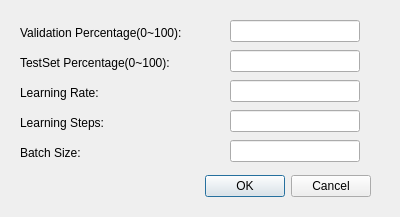
Qt form SettingsDialog.ui (TtCWH/PyQt5GUI) before a commit.
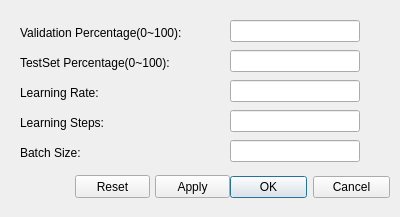
The same form after that commit.

The edit to the form file:
```diff
--- a/SettingsDialog.ui
+++ b/SettingsDialog.ui
@@ -16,10 +16,10 @@
   <widget class="QDialogButtonBox" name="buttonBox">
    <property name="geometry">
     <rect>
-     <x>30</x>
+     <x>230</x>
      <y>170</y>
-     <width>341</width>
-     <height>32</height>
+     <width>160</width>
+     <height>35</height>
     </rect>
    </property>
    <property name="orientation">
@@ -144,6 +144,32 @@
     </rect>
    </property>
   </widget>
+  <widget class="QPushButton" name="pushButton">
+   <property name="geometry">
+    <rect>
+     <x>75</x>
+     <y>175</y>
+     <width>75</width>
+     <height>23</height>
+    </rect>
+   </property>
+   <property name="text">
+    <string>Reset</string>
+   </property>
+  </widget>
+  <widget class="QPushButton" name="pushButton_2">
+   <property name="geometry">
+    <rect>
+     <x>155</x>
+     <y>175</y>
+     <width>75</width>
+     <height>23</height>
+    </rect>
+   </property>
+   <property name="text">
+    <string>Apply</string>
+   </property>
+  </widget>
  </widget>
  <resources/>
  <connections>
```
Left out of the diff: 35 changed lines with no effect on the pictures.
